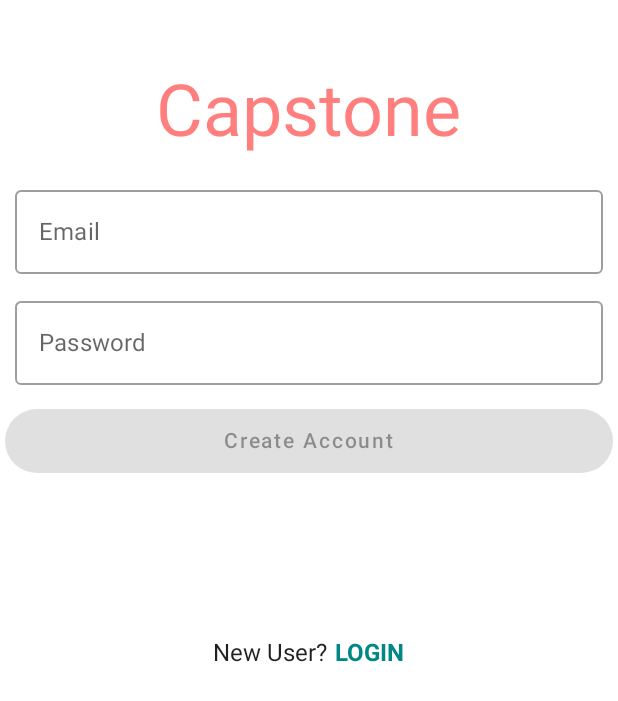
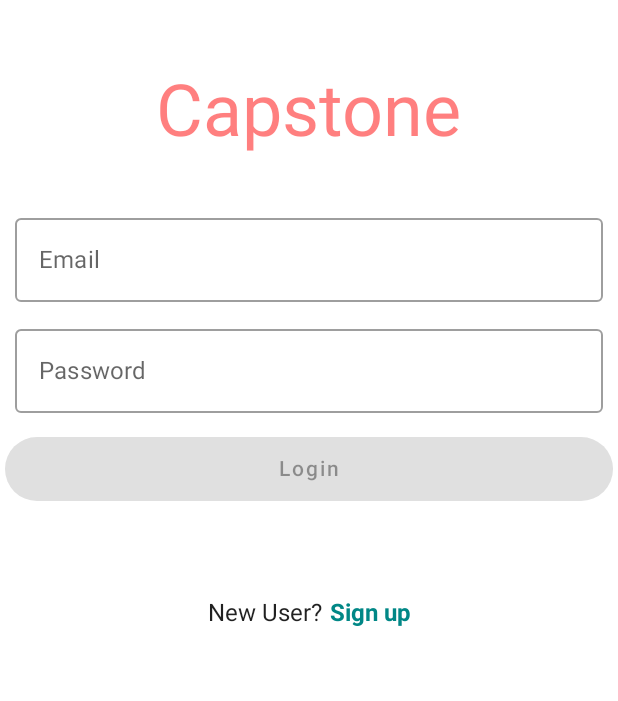
Before and after one commit to ArtemisSoftware/Capstone-Experience, an Android app built with Jetpack Compose: the screen it shows after launch (MainActivity), on a phone screen of 412 x 824 dp. Shown: the top 701 px of the screen. Run offline under Robolectric (Android 15) with nearby library versions, the phone set to English and light mode, and no system bars; our stand-ins replace Dagger/Hilt's generated code.

Commit message:
Finishing Login and Create Account Logic

```diff
--- a/app/src/main/java/com/artemissoftware/capstoneexperience/MainActivity.kt
+++ b/app/src/main/java/com/artemissoftware/capstoneexperience/MainActivity.kt
@@ -12,6 +12,7 @@ import androidx.compose.material.Surface
 import androidx.compose.material.Text
 import androidx.compose.runtime.Composable
 import androidx.compose.ui.Alignment
+import androidx.compose.ui.ExperimentalComposeUiApi
 import androidx.compose.ui.Modifier
 import androidx.compose.ui.tooling.preview.Preview
 import androidx.compose.ui.unit.dp
@@ -21,6 +22,7 @@ import dagger.hilt.android.AndroidEntryPoint
 
 @AndroidEntryPoint
 class MainActivity : ComponentActivity() {
+    @ExperimentalComposeUiApi
     override fun onCreate(savedInstanceState: Bundle?) {
         super.onCreate(savedInstanceState)
         setContent {
@@ -31,6 +33,7 @@ class MainActivity : ComponentActivity() {
     }
 }
 
+@ExperimentalComposeUiApi
 @Composable
 fun CapstoneExperienceApp() {
     Surface(
@@ -51,6 +54,7 @@ fun CapstoneExperienceApp() {
     }
 }
 
+@ExperimentalComposeUiApi
 @Preview(showBackground = true)
 @Composable
 fun DefaultPreview() {
--- a/app/src/main/java/com/artemissoftware/capstoneexperience/navigation/CapstoneNavigation.kt
+++ b/app/src/main/java/com/artemissoftware/capstoneexperience/navigation/CapstoneNavigation.kt
@@ -1,6 +1,7 @@
 package com.artemissoftware.capstoneexperience.navigation
 
 import androidx.compose.runtime.Composable
+import androidx.compose.ui.ExperimentalComposeUiApi
 import androidx.navigation.compose.NavHost
 import androidx.navigation.compose.composable
 import androidx.navigation.compose.rememberNavController
@@ -10,6 +11,7 @@ import com.artemissoftware.capstoneexperience.screens.login.LoginScreen
 import com.artemissoftware.capstoneexperience.screens.search.BookSearchScreen
 import com.artemissoftware.capstoneexperience.screens.stats.StatsScreen
 
+@ExperimentalComposeUiApi
 @Composable
 fun CapstoneNavigation() {
 
--- a/app/src/main/java/com/artemissoftware/capstoneexperience/screens/login/LoginScreen.kt
+++ b/app/src/main/java/com/artemissoftware/capstoneexperience/screens/login/LoginScreen.kt
@@ -34,6 +34,7 @@ import androidx.compose.ui.tooling.preview.Preview
 import androidx.compose.ui.unit.dp
 import androidx.compose.ui.unit.sp
 import androidx.navigation.NavController
+import com.artemissoftware.capstoneexperience.R
 import com.artemissoftware.capstoneexperience.components.EmailInput
 import com.artemissoftware.capstoneexperience.components.PasswordInput
 import com.artemissoftware.capstoneexperience.components.ReaderLogo
@@ -42,6 +43,8 @@ import com.artemissoftware.capstoneexperience.components.ReaderLogo
 @Composable
 fun LoginScreen(navController: NavController) {
 
+
+    val showLoginForm = rememberSaveable { mutableStateOf(true) }
 
     Surface(
         modifier = Modifier.fillMaxSize()
@@ -54,13 +57,19 @@ fun LoginScreen(navController: NavController) {
 
             ReaderLogo()
 
-//            if (showLoginForm.value) UserForm(loading = false, isCreateAccount = false){ email, password ->
+            if (showLoginForm.value) {
+                UserForm(
+                    loading = false,
+                    isCreateAccount = false,
+                    onDone = { email, password ->
 //                viewModel.signInWithEmailAndPassword(email, password){
 //                    navController.navigate(ReaderScreens.ReaderHomeScreen.name)
 //
 //                }
-//            }
-//            else {
+                    }
+                )
+            }
+            else {
                 UserForm(
                     loading = false,
                     isCreateAccount = true,
@@ -70,9 +79,8 @@ fun LoginScreen(navController: NavController) {
 //                        }
                     }
                 )
-//            }
+            }
 
-        }
 
             Spacer(modifier = Modifier.height(15.dp))
 
@@ -81,12 +89,12 @@ fun LoginScreen(navController: NavController) {
                 horizontalArrangement = Arrangement.Center,
                 verticalAlignment = Alignment.CenterVertically
             ) {
-            val text = "LOGIN"//if (showLoginForm.value) "Sign up" else "Login"
+                val text = if (showLoginForm.value) "Sign up" else "Login"
                 Text(text = "New User?")
                 Text(text,
                     modifier = Modifier
                         .clickable {
-                        //showLoginForm.value = !showLoginForm.value
+                            showLoginForm.value = !showLoginForm.value
 
                         }
                         .padding(start = 5.dp),
@@ -94,6 +102,10 @@ fun LoginScreen(navController: NavController) {
                     color = MaterialTheme.colors.secondaryVariant)
 
             }
+
+        }
+
+
 
     }
 
@@ -130,8 +142,8 @@ fun UserForm(
         horizontalAlignment = Alignment.CenterHorizontally
     ) {
 
-//        if (isCreateAccount) Text(text = stringResource(id = R.string.create_acct),
-//            modifier = Modifier.padding(4.dp)) else Text("")
+        if (isCreateAccount) Text(text = stringResource(id = R.string.create_acct),
+            modifier = Modifier.padding(4.dp)) else Text("")
 
         EmailInput(
             emailState = email,
--- a/app/src/main/res/values/strings.xml
+++ b/app/src/main/res/values/strings.xml
@@ -1,3 +1,7 @@
 <resources>
     <string name="app_name">CapstoneExperience</string>
+
+    <string name="sure"> Are you sure you want to delete this book?</string>
+    <string name="action"> This action is not reversible</string>
+    <string name="create_acct"> Please enter a valid email and password that is at least 6 characters</string>
 </resources>
```
Lines whose indentation alone changed are shown as unchanged.
